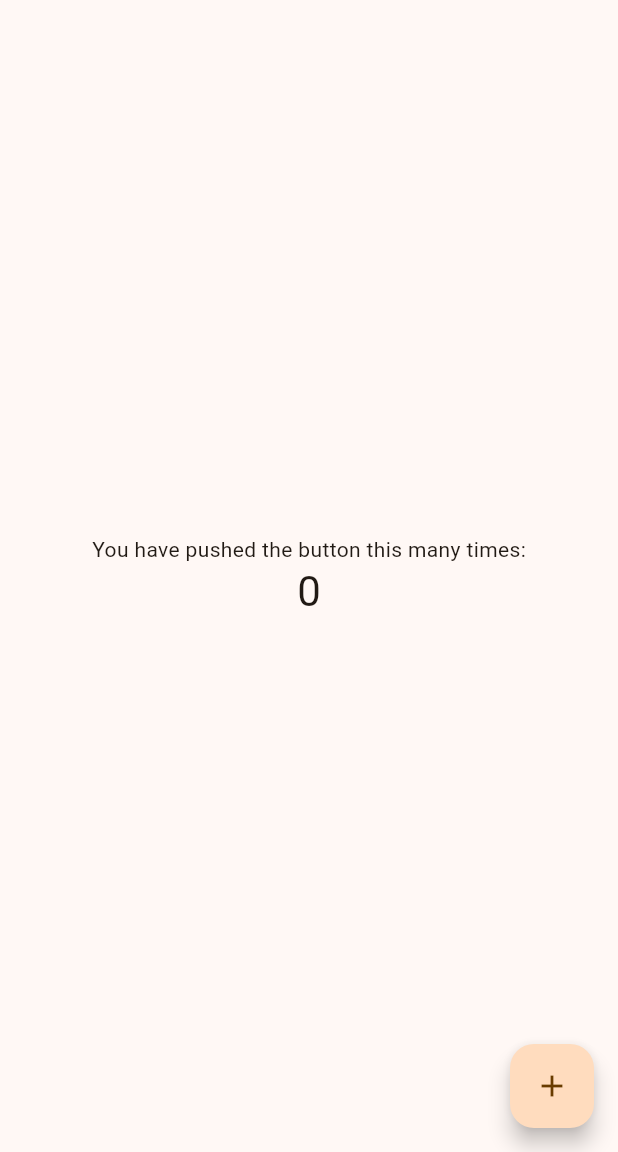
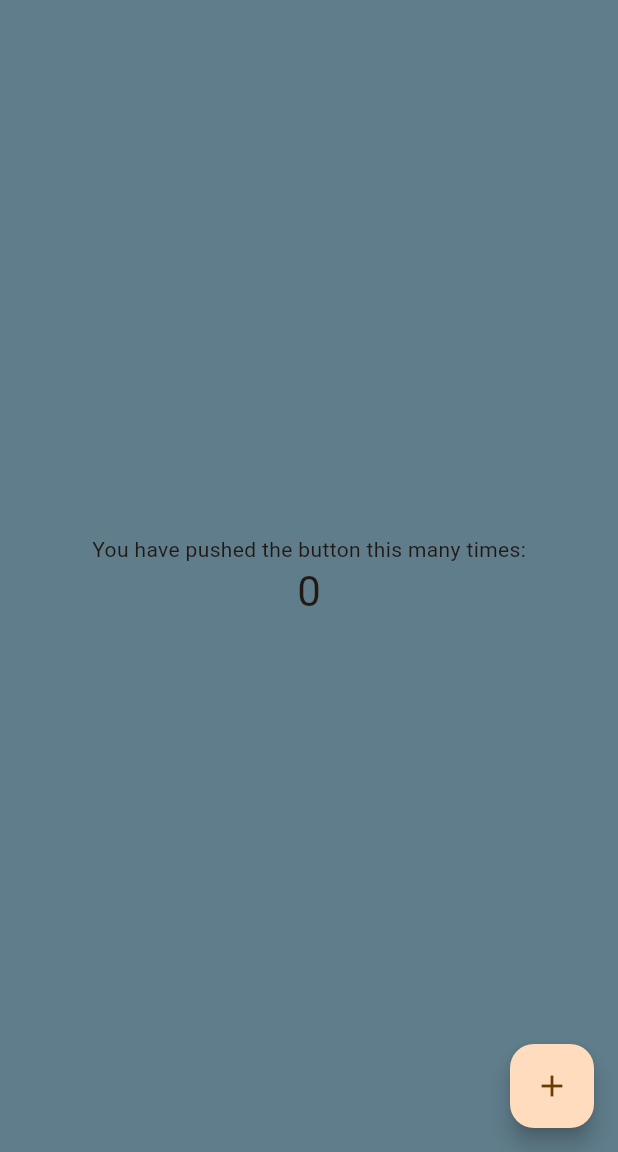
Before and after one commit to Jwinny/flutter_challeng_initial, a Flutter app: the screen it shows after launch, on a phone screen of 412 x 824 dp, the part 84-1236 px from its top. Run offline on Flutter 3.47's test engine with Material 3 defaults, Android fonts, the phone set to English and light mode, and no system bars.

Commit message:
Change background color

```diff
--- a/lib/main.dart
+++ b/lib/main.dart
@@ -13,6 +13,7 @@ class MyApp extends StatelessWidget {
     return MaterialApp(
       title: 'Flutter Demo',
       theme: ThemeData(
+        scaffoldBackgroundColor: Colors.blueGrey,
         colorScheme: ColorScheme.fromSeed(seedColor: Colors.orange),
         useMaterial3: true,
       ),
```
